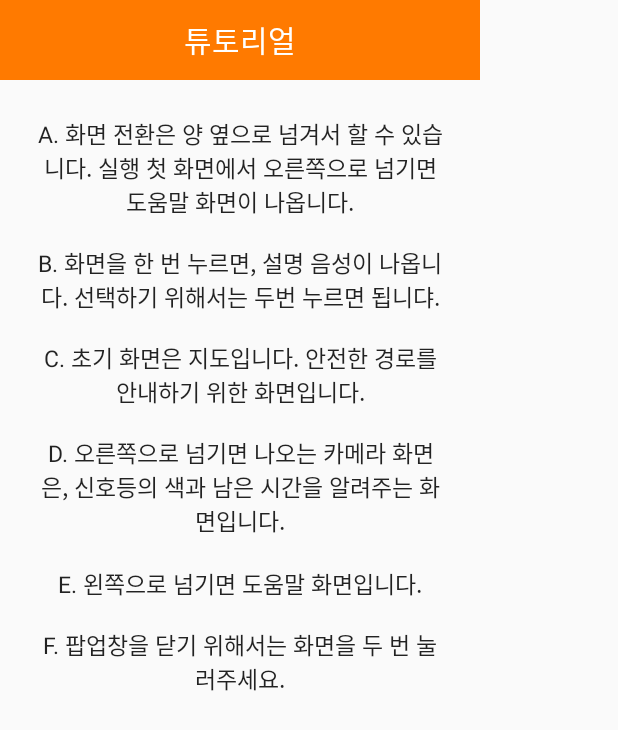
After one commit to 0JUUU/CSEFINAL2, an Android app: the layout activity_pop_up.xml on its own in the app's theme, with its tools: preview values and no code run, on a phone screen of 412 x 824 dp. The commit adds this screen. Shown: the top 730 px of the screen. Run offline under Robolectric (Android 15) with nearby library versions, the phone set to English and light mode, and no system bars.

Commit message:
update AndroidManifest.xml option

```diff
--- a/app/src/main/AndroidManifest.xml
+++ b/app/src/main/AndroidManifest.xml
@@ -44,6 +44,9 @@
         <activity android:name=".FuncActivity"></activity>
         <activity android:name=".CameraInfoActivity"></activity>
         <activity android:name=".MapInfoActivity"></activity>
+        <activity android:name=".PopupCheckDestActivity" android:theme="@android:style/Theme.Dialog"/>
+        <activity android:name=".PopupActivity" android:theme="@android:style/Theme.Dialog"/>
+
     </application>
 
 </manifest>
--- a/app/src/main/java/com/youngju/csefinal2/MapActivity.java
+++ b/app/src/main/java/com/youngju/csefinal2/MapActivity.java
@@ -22,7 +22,6 @@ import android.util.Log;
 import android.view.LayoutInflater;
 import android.view.View;
 import android.view.ViewGroup;
-import android.view.WindowManager;
 import android.widget.TextView;
 import android.widget.Toast;
 
@@ -103,7 +102,7 @@ public class MapActivity extends Fragment implements OnMapReadyCallback, Activit
     public View onCreateView(@NonNull LayoutInflater inflater, @Nullable ViewGroup container, @Nullable final Bundle savedInstanceState) {
         View v = inflater.inflate(R.layout.activity_main_map, container,false);
 
-            PopupActivity popupActivity = new PopupActivity(getActivity());
+        PopupActivity popupActivity = new PopupActivity(getActivity());
         popupActivity.callFunction();
 
         mLayout = v.findViewById(R.id.layout_map);
--- a/app/src/main/java/com/youngju/csefinal2/TutorialActivity.java
+++ b/app/src/main/java/com/youngju/csefinal2/TutorialActivity.java
@@ -38,7 +38,7 @@ public class TutorialActivity extends Activity {
         textView.setOnClickListener(new View.OnClickListener() {
             @Override
             public void onClick(View view) {
-                // editText에 있는 문장을 읽는다.
+
                 tts.setSpeechRate(0.9f);
                 tts.speak(textView.getText().toString(),TextToSpeech.QUEUE_FLUSH, null,null);
             }
--- /dev/null
+++ b/app/src/main/res/layout/activity_pop_up.xml
@@ -0,0 +1,39 @@
+<?xml version="1.0" encoding="utf-8"?>
+<LinearLayout
+    xmlns:android="http://schemas.android.com/apk/res/android"
+    android:id="@+id/pop_up_txt"
+    android:layout_width="320dp"
+    android:layout_height="wrap_content"
+    android:orientation="vertical">
+    <LinearLayout
+        android:orientation="horizontal"
+        android:layout_width="match_parent"
+        android:layout_height="wrap_content">
+        <TextView
+            android:text="튜토리얼"
+            android:textSize="20sp"
+            android:textColor="#fff"
+            android:gravity="center"
+            android:background="#ff7a00"
+            android:layout_width="match_parent"
+            android:layout_height="53dp" />
+    </LinearLayout>
+
+    <LinearLayout
+        android:padding="24dp"
+        android:orientation="vertical"
+        android:layout_width="match_parent"
+        android:layout_height="wrap_content">
+        <TextView
+            android:id="@+id/textView_pop_up"
+            android:textSize="15sp"
+            android:textColor="#000"
+            android:alpha="0.87"
+            android:text="A. 화면 전환은 양 옆으로 넘겨서 할 수 있습니다. 실행 첫 화면에서 오른쪽으로 넘기면 도움말 화면이 나옵니다.\n\nB. 화면을 한 번 누르면, 설명 음성이 나옵니다. 선택하기 위해서는 두번 누르면 됩니댜.\n\nC. 초기 화면은 지도입니다. 안전한 경로를 안내하기 위한 화면입니다.\n\nD. 오른쪽으로 넘기면 나오는 카메라 화면은, 신호등의 색과 남은 시간을 알려주는 화면입니다.\n\nE. 왼쪽으로 넘기면 도움말 화면입니다.\n\nF. 팝업창을 닫기 위해서는 화면을 두 번 눌러주세요."
+            android:gravity="center"
+            android:layout_marginBottom="3dp"
+            android:layout_width="match_parent"
+            android:layout_height="wrap_content" />
+    </LinearLayout>
+
+</LinearLayout>
```
Also changed, not shown: app/src/main/java/com/youngju/csefinal2/PopupActivity.java (+9 -12 lines), app/src/main/res/layout/pop_up.xml (deleted, +0 -39 lines).
